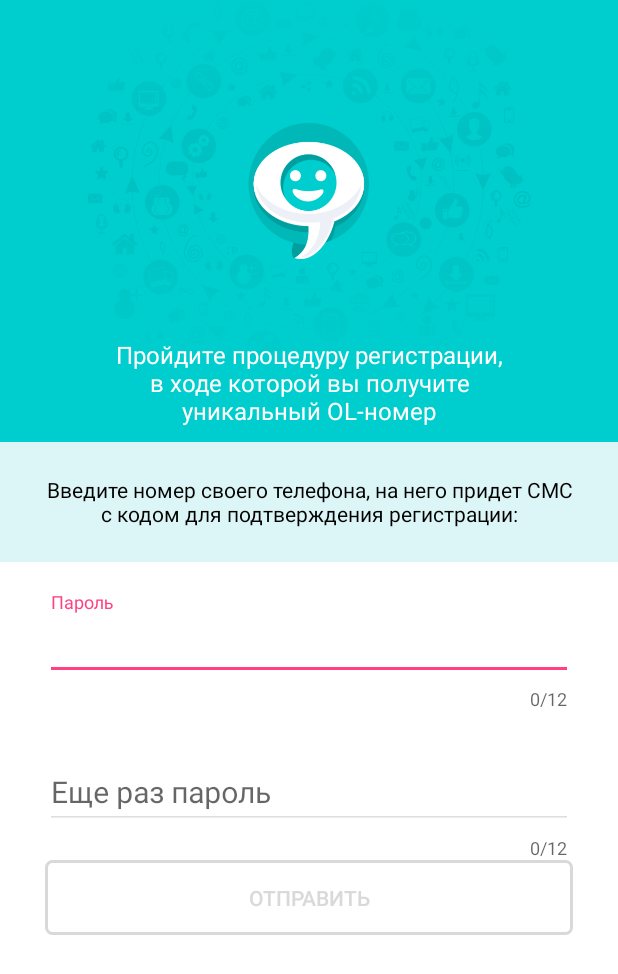
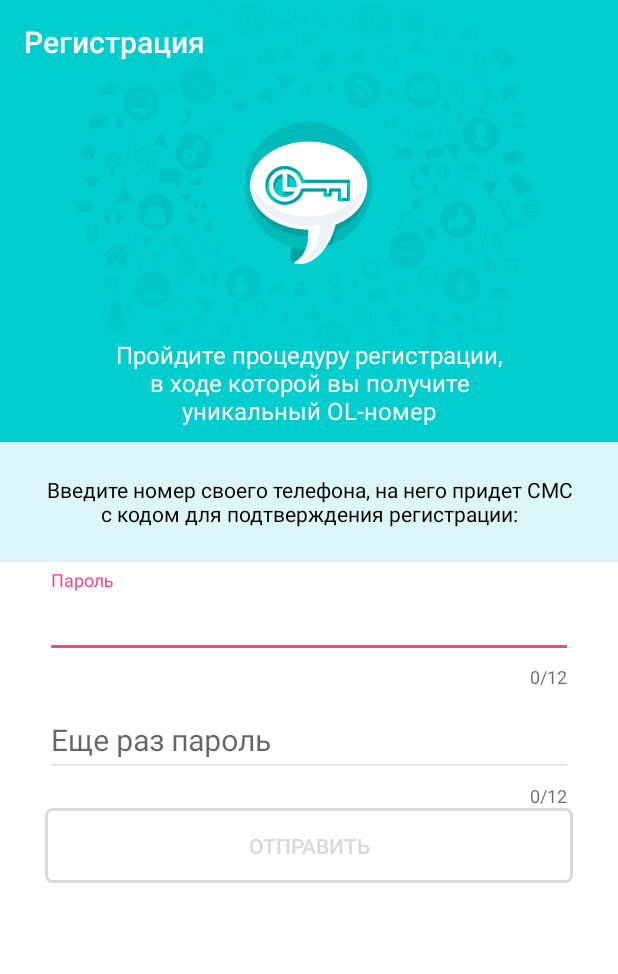
Before and after one commit to squarest/OLPortal, an Android app: the PasswordActivity screen opened directly, with no data from a screen before it, on a phone screen of 412 x 824 dp. Shown: the top 974 px of the screen. Run offline under Robolectric (Android 15) with nearby library versions, the phone set to English and light mode, and no system bars; our stand-ins replace data binding; libraries missing offline, so code that uses them is left out: com.jakewharton.rxbinding, rx.android.schedulers, rx.schedulers; 2 statements that could not run were skipped.

Commit message:
upgrade password activity

```diff
--- a/app/src/main/AndroidManifest.xml
+++ b/app/src/main/AndroidManifest.xml
@@ -20,7 +20,10 @@
         <activity
             android:name=".activities.registration.RegistrationActivity"
             android:windowSoftInputMode="stateHidden" />
-        <activity android:name=".activities.PasswordActivity"></activity>
+        <activity
+            android:name=".activities.password.PasswordActivity"
+            android:windowSoftInputMode="stateVisible|adjustResize" />
+        <activity android:name=".activities.CongratulationsActivity"></activity>
     </application>
 
 </manifest>
--- /dev/null
+++ b/app/src/main/java/com/example/olportal/User.java
@@ -0,0 +1,25 @@
+package com.example.olportal;
+
+import com.google.gson.annotations.SerializedName;
+
+import java.io.Serializable;
+
+/**
+ * Created by kravchenko on 09/08/16.
+ */
+public class User implements Serializable {
+
+    @SerializedName("accessToken")
+    public String accessToken;
+    @SerializedName("olNumber")
+    public String olNumber;
+    @SerializedName("phone")
+    public String phone;
+    @SerializedName("code")
+    public String code;
+    @SerializedName("password")
+    public String password;
+    @SerializedName("email")
+    public String email;
+
+}
--- a/app/src/main/java/com/example/olportal/activities/PasswordActivity.java
+++ /dev/null
@@ -1,15 +0,0 @@
-package com.example.olportal.activities;
-
-import android.support.v7.app.AppCompatActivity;
-import android.os.Bundle;
-
-import com.example.olportal.R;
-
-public class PasswordActivity extends AppCompatActivity {
-
-    @Override
-    protected void onCreate(Bundle savedInstanceState) {
-        super.onCreate(savedInstanceState);
-        setContentView(R.layout.activity_password);
-    }
-}
--- /dev/null
+++ b/app/src/main/java/com/example/olportal/activities/password/IPasswordPresenter.java
@@ -0,0 +1,10 @@
+package com.example.olportal.activities.password;
+
+import com.example.olportal.User;
+
+/**
+ * Created by kravchenko on 09/08/16.
+ */
+public interface IPasswordPresenter {
+    void sendButtonClicked(User user);
+}
--- /dev/null
+++ b/app/src/main/java/com/example/olportal/activities/password/IPasswordView.java
@@ -0,0 +1,12 @@
+package com.example.olportal.activities.password;
+
+import com.example.olportal.User;
+
+/**
+ * Created by kravchenko on 09/08/16.
+ */
+public interface IPasswordView {
+    void showLoading();
+    void hideLoading();
+    void goToNextActivity(User user);
+}
--- /dev/null
+++ b/app/src/main/java/com/example/olportal/activities/password/PasswordActivity.java
@@ -0,0 +1,91 @@
+package com.example.olportal.activities.password;
+
+import android.app.ProgressDialog;
+import android.content.Intent;
+import android.databinding.DataBindingUtil;
+import android.graphics.Color;
+import android.os.Bundle;
+import android.support.v7.app.AppCompatActivity;
+import android.util.Log;
+
+import com.example.olportal.R;
+import com.example.olportal.User;
+import com.example.olportal.activities.CongratulationsActivity;
+import com.example.olportal.activities.registration.RegistrationActivity;
+import com.example.olportal.databinding.ActivityPasswordBinding;
+import com.jakewharton.rxbinding.widget.RxTextView;
+
+import rx.Subscription;
+
+public class PasswordActivity extends AppCompatActivity implements IPasswordView {
+    private ActivityPasswordBinding binding;
+    private Subscription subscription;
+    private User user = new User();
+    private ProgressDialog progressDialog;
+
+    @Override
+    protected void onCreate(Bundle savedInstanceState) {
+        super.onCreate(savedInstanceState);
+        binding = DataBindingUtil.setContentView(this, R.layout.activity_password);
+        createToolbar();
+        PasswordPresenter presenter = new PasswordPresenter(this);
+        if (getIntent() != null) {
+            user = (User) getIntent().getSerializableExtra(RegistrationActivity.USER_EXTRA);
+            if (user.phone != null && user.code != null) {
+                Log.d("TAG", "number " + user.phone + " verifycode " + user.code);
+            }
+        }
+        passwordValidation();
+        binding.sendPasswordButton.setOnClickListener(v ->
+        {
+            user.password = binding.passwordEditText.getText().toString();
+            presenter.sendButtonClicked(user);
+        });
+    }
+
+    private void createToolbar() {
+        binding.passwordToolbar.setTitle("Регистрация");
+        binding.passwordToolbar.setTitleTextColor(Color.WHITE);
+    }
+
+    private void passwordValidation() {
+        subscription = RxTextView.textChanges(binding.confirmEditText)
+                .map(CharSequence::toString)
+                .map(s -> s.length() != 0 && s.equals(binding.passwordEditText.getText().toString()))
+                .subscribe(b ->
+                {
+                    // TODO: data binding
+                    if (!b) {
+                        binding.confirmTextLayout.setError("Пароли не совпадают");
+                        binding.sendPasswordButton.setEnabled(false);
+                    } else {
+                        binding.confirmTextLayout.setError("");
+                        binding.sendPasswordButton.setEnabled(true);
+
+                    }
+                });
+    }
+
+    @Override
+    protected void onDestroy() {
+        super.onDestroy();
+        if (subscription != null) subscription.unsubscribe();
+    }
+
+    @Override
+    public void showLoading() {
+        progressDialog = ProgressDialog.show(this, "Идет отправка", "Пожалуйста подождите", false, false);
+    }
+
+    @Override
+    public void hideLoading() {
+        progressDialog.dismiss();
+    }
+
+    @Override
+    public void goToNextActivity(User user) {
+        Intent intent = new Intent(PasswordActivity.this, CongratulationsActivity.class);
+        intent.putExtra("user", user);
+        startActivity(intent);
+    }
+}
--- /dev/null
+++ b/app/src/main/java/com/example/olportal/activities/password/PasswordPresenter.java
@@ -0,0 +1,40 @@
+package com.example.olportal.activities.password;
+
+import android.util.Log;
+
+import com.example.olportal.ConnectionToServer;
+import com.example.olportal.User;
+
+import rx.android.schedulers.AndroidSchedulers;
+import rx.schedulers.Schedulers;
+
+/**
+ * Created by kravchenko on 09/08/16.
+ */
+public class PasswordPresenter implements IPasswordPresenter {
+    IPasswordView passwordView;
+
+    public PasswordPresenter(IPasswordView passwordView) {
+        this.passwordView = passwordView;
+    }
+
+    @Override
+    public void sendButtonClicked(User user) {
+        ConnectionToServer.getInstance().register(user)
+                .subscribeOn(Schedulers.io())
+                .observeOn(AndroidSchedulers.mainThread())
+                .doOnSubscribe(() -> passwordView.showLoading())
+                .doOnTerminate(() -> passwordView.hideLoading())
+                .subscribe(u ->
+                {
+                    user.accessToken = u.accessToken;
+                    user.olNumber = u.olNumber;
+                    Log.d("TAG", "token = " + user.accessToken + " olnumber = " + user.olNumber);
+                    passwordView.goToNextActivity(user);
+                }, throwable ->
+                {
+                    Log.d("TAG", "error " + throwable.getMessage());
+                    passwordView.hideLoading();
+                });
+    }
+}
--- a/app/src/main/java/com/example/olportal/activities/registration/IRegistrationView.java
+++ b/app/src/main/java/com/example/olportal/activities/registration/IRegistrationView.java
@@ -1,4 +1,6 @@
 package com.example.olportal.activities.registration;
+
+import com.example.olportal.User;
 
 /**
  * Created by kravchenko on 08/08/16.
@@ -12,4 +14,5 @@ public interface IRegistrationView {
     void setCodeError();
     void dismissNumberError();
     void dismissCodeError();
+    void goToNextActivity(User user);
 }
--- a/app/src/main/res/layout/activity_password.xml
+++ b/app/src/main/res/layout/activity_password.xml
@@ -1,11 +1,13 @@
 <?xml version="1.0" encoding="utf-8"?>
-<LinearLayout xmlns:android="http://schemas.android.com/apk/res/android"
+<layout xmlns:android="http://schemas.android.com/apk/res/android"
     xmlns:app="http://schemas.android.com/apk/res-auto"
-    xmlns:tools="http://schemas.android.com/tools"
+    xmlns:tools="http://schemas.android.com/tools">
+    <LinearLayout
         android:layout_width="match_parent"
         android:layout_height="match_parent"
         android:orientation="vertical"
         tools:context=".activities.registration.RegistrationActivity">
+
 
         <RelativeLayout
             android:layout_width="match_parent"
@@ -14,16 +16,16 @@
             android:background="@color/background">
 
             <android.support.v7.widget.Toolbar
-            android:id="@+id/regToolbar"
+                android:id="@+id/passwordToolbar"
                 android:layout_width="match_parent"
-            android:layout_height="?attr/actionBarSize" />
+                android:layout_height="?attr/actionBarSize"/>
 
             <ImageView
                 android:layout_width="match_parent"
                 android:layout_height="match_parent"
                 android:paddingBottom="40dp"
                 android:scaleType="fitCenter"
-            android:src="@drawable/reg_1" />
+                android:src="@drawable/reg2" />
 
             <TextView
                 android:layout_width="match_parent"
@@ -58,6 +60,8 @@
             <android.support.design.widget.TextInputLayout
                 android:id="@+id/passwordTextLayout"
                 style="@style/password_input_layout"
+                android:layout_marginBottom="-20dp"
+                android:layout_marginTop="5dp"
                 app:counterEnabled="true"
                 app:counterMaxLength="12"
                 app:errorEnabled="true">
@@ -65,11 +69,11 @@
                 <EditText
                     android:id="@+id/passwordEditText"
                     android:layout_width="match_parent"
-                android:layout_height="wrap_content"
+                    android:layout_height="match_parent"
                     android:backgroundTint="@color/grey_edit_text"
-                android:gravity="center_vertical"
                     android:hint="Пароль"
                     android:maxLength="12"
+                    android:singleLine="true"
                     android:textColor="@color/grey_text"
                     android:textColorHint="@color/grey_text"
                     android:textSize="20dp" />
@@ -90,13 +94,14 @@
                     android:gravity="center_vertical"
                     android:hint="Еще раз пароль"
                     android:maxLength="12"
+                    android:singleLine="true"
                     android:textColor="@color/grey_text"
                     android:textColorHint="@color/grey_text"
                     android:textSize="20dp" />
             </android.support.design.widget.TextInputLayout>
 
             <Button
-            android:id="@+id/numberButton"
+                android:id="@+id/sendPasswordButton"
                 style="@style/button"
                 android:layout_width="match_parent"
                 android:layout_height="50dp"
@@ -107,3 +112,4 @@
         </LinearLayout>
 
     </LinearLayout>
+</layout>
```
Also changed, not shown: app/src/main/java/com/example/olportal/Api.java (+6 -2 lines), app/src/main/java/com/example/olportal/activities/registration/RegistrationActivity.java (+18 -1 lines), app/src/main/res/drawable/reg2.png (added). Lines whose indentation alone changed are shown as unchanged.
